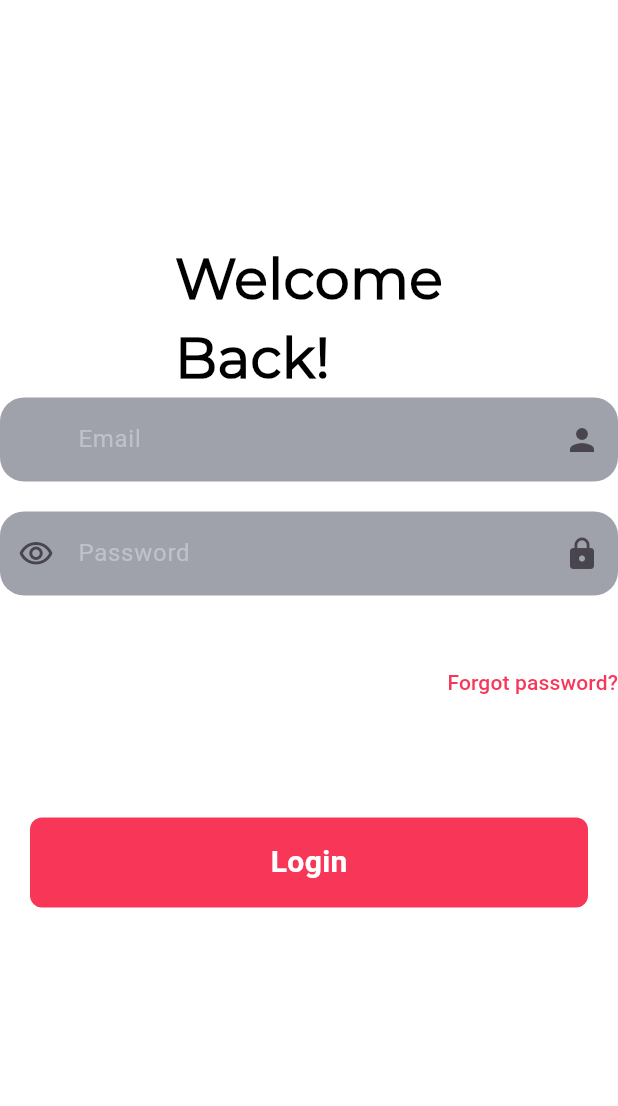
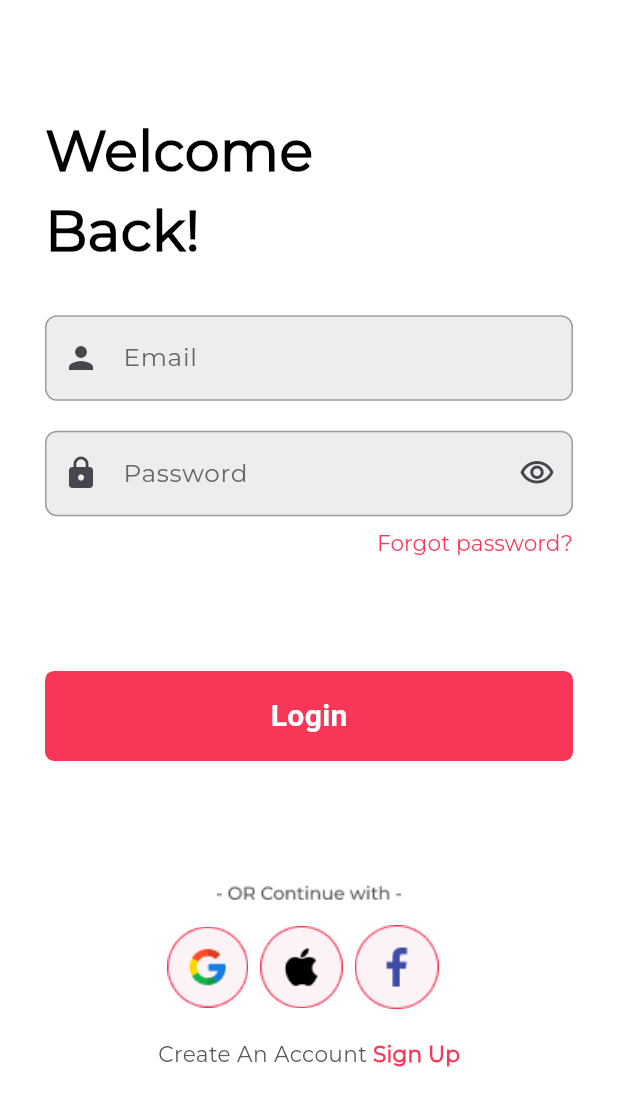
Before and after one commit to mariam280/stylish_e_commerce_UI, a Flutter app: the screen it shows after launch, after a tap on "Next", after a tap on "Skip", on a phone screen of 412 x 824 dp. Shown: the top 1106 px of the screen. Run offline on Flutter 3.47's test engine with Material 3 defaults, Android fonts, the phone set to English and light mode, and no system bars; our stand-ins replace expandable_page_view, go_router.

Commit message:
finish login screen ui

```diff
--- a/lib/core/constants/app_styles.dart
+++ b/lib/core/constants/app_styles.dart
@@ -51,7 +51,7 @@ abstract class AppStyles {
     return TextStyle(
       color: Color(0xff575757),
       fontSize: getResponsiveFontSize(context,
-          fontSize: 14), //(12,#676767,primaryColor)
+          fontSize: 14),     //(12,#676767,primaryColor)
       fontFamily: 'Montserrat',
       fontWeight: FontWeight.w400,
     );
--- a/lib/core/widgets/custom_button.dart
+++ b/lib/core/widgets/custom_button.dart
@@ -10,10 +10,10 @@ class CustomButon extends StatelessWidget {
     return GestureDetector(
       onTap: onTap,
       child: Container(
-        margin: const EdgeInsets.symmetric(horizontal: 20),
+       // margin: const EdgeInsets.symmetric(horizontal: 20),
         decoration: BoxDecoration(
           color: color,
-          borderRadius: BorderRadius.circular(8),
+          borderRadius: BorderRadius.circular(6),
         ),
         height: 60,
         child: Center(
--- a/lib/core/widgets/custom_text_button.dart
+++ b/lib/core/widgets/custom_text_button.dart
@@ -4,11 +4,11 @@ class CustomTextButton extends StatelessWidget {
   const CustomTextButton({
     super.key,
     required this.text,
-    required this.onPressed, this.color,
+    required this.onPressed, required this.textStyle,
   });
   final String text;
   final Function() onPressed;
-  final Color? color;
+  final TextStyle textStyle;
   @override
   Widget build(BuildContext context) {
     return TextButton(
@@ -21,7 +21,7 @@ class CustomTextButton extends StatelessWidget {
       onPressed: onPressed,
       child: Text(
         text,
-        style: TextStyle(fontSize: 14, color: color),
+        style: textStyle,
       ),
     );
   }
--- a/lib/core/widgets/custom_text_feild.dart
+++ b/lib/core/widgets/custom_text_feild.dart
@@ -1,5 +1,5 @@
 import 'package:flutter/material.dart';
-import 'package:stylish_e_commerce/core/themes/app_colors.dart';
+import 'package:stylish_e_commerce/core/constants/app_styles.dart';
 
 class CustomTextFormField extends StatelessWidget {
   const CustomTextFormField({
@@ -30,11 +30,11 @@ class CustomTextFormField extends StatelessWidget {
       obscureText: isObscure,
       decoration: InputDecoration(
         hintText: hint,
-        hintStyle: TextStyle(color: AppColors.secondaryColor, fontSize: 16),
+        hintStyle: AppStyles.stylesMedium16(context).copyWith(color: Color(0xff676767)),
         suffixIcon: Icon(suffixIcon),
         prefixIcon: Icon(prefixIcon),
         filled: true,
-        fillColor: Color.fromARGB(133, 70, 77, 94),
+        fillColor: Color(0xffEDEDED),
         border: border(),
         focusedBorder: border(),
         enabledBorder: border(),
@@ -44,8 +44,8 @@ class CustomTextFormField extends StatelessWidget {
 
   OutlineInputBorder border() {
     return OutlineInputBorder(
-      borderRadius: BorderRadius.circular(16),
-      borderSide: BorderSide.none,
+      borderRadius: BorderRadius.circular(8),
+      borderSide: BorderSide(color: Colors.grey,width: 1),
     );
   }
 }
--- /dev/null
+++ b/lib/modules/auth/presentation/widgets/another_way_auth_item.dart
@@ -0,0 +1,17 @@
+import 'package:flutter/material.dart';
+
+class AnotherWayAuthItem extends StatelessWidget {
+  const AnotherWayAuthItem({super.key, required this.image, this.onTap});
+  final String image;
+  final void Function()? onTap;
+  @override
+  Widget build(BuildContext context) {
+    return GestureDetector(
+      onTap: onTap,
+      child: Padding(
+        padding: const EdgeInsets.only(right: 8),
+        child: Image.asset(image,fit: BoxFit.contain,),
+      ),
+    );
+  }
+}
--- a/lib/modules/auth/presentation/widgets/auth_header.dart
+++ b/lib/modules/auth/presentation/widgets/auth_header.dart
@@ -6,6 +6,8 @@ class AuthHeader extends StatelessWidget {
   final String title;
   @override
   Widget build(BuildContext context) {
-    return  Text(title,style: AppStyles.styleBold36(context),);
+    return  Align(
+      alignment: Alignment.centerLeft,
+      child: Text(title,style: AppStyles.styleBold36(context),));
   }
 }
--- /dev/null
+++ b/lib/modules/auth/presentation/widgets/auth_screen_footer.dart
@@ -0,0 +1,30 @@
+import 'package:flutter/material.dart';
+import 'package:go_router/go_router.dart';
+import 'package:stylish_e_commerce/core/constants/app_styles.dart';
+import 'package:stylish_e_commerce/core/routing/app_routers.dart';
+import 'package:stylish_e_commerce/core/widgets/custom_text_button.dart';
+
+class AuthScreenFooter extends StatelessWidget {
+  const AuthScreenFooter({super.key, required this.text, required this.textButton});
+  final String text;
+  final String textButton;
+  @override
+  Widget build(BuildContext context) {
+    return Row(
+      mainAxisAlignment: MainAxisAlignment.center,
+      children: [
+        Text(
+          text,
+          style: AppStyles.stylesRegular14(context),
+        ),
+        CustomTextButton(
+          text: textButton,
+          textStyle: AppStyles.stylesemiBold14(context).copyWith(color: Color(0xffF83758)),
+          onPressed: () {
+            GoRouter.of(context).push(AppRouters.signUp);
+          },
+        ),
+      ],
+    );
+  }
+}
--- a/lib/modules/auth/presentation/widgets/login_form.dart
+++ b/lib/modules/auth/presentation/widgets/login_form.dart
@@ -1,5 +1,6 @@
 import 'package:flutter/material.dart';
 import 'package:go_router/go_router.dart';
+import 'package:stylish_e_commerce/core/constants/app_styles.dart';
 import 'package:stylish_e_commerce/core/helper/validation.dart';
 import 'package:stylish_e_commerce/core/routing/app_routers.dart';
 import 'package:stylish_e_commerce/core/themes/app_colors.dart';
@@ -31,7 +32,6 @@ class _LoginFormState extends State<LoginForm> {
     return Form(
       key: formKey,
       child: Column(
-        spacing: 20,
         children: [
           CustomTextFormField(
             validator: (p0) => Validations.validateEmail(
@@ -40,8 +40,9 @@ class _LoginFormState extends State<LoginForm> {
             ),
             controller: emailController,
             hint: 'Email',
-            suffixIcon: Icons.person,
+            prefixIcon: Icons.person,
           ),
+          CustomSize(h:20),
           CustomTextFormField(
             validator: (p0) => Validations.validatePassword(
               context,
@@ -49,8 +50,8 @@ class _LoginFormState extends State<LoginForm> {
             ),
             controller: passwordController,
             hint: 'Password',
-            suffixIcon: Icons.lock,
-            prefixIcon: Icons.visibility_outlined,
+            prefixIcon: Icons.lock,
+            suffixIcon: Icons.visibility_outlined,
           ),
           CustomSize(h: 8,),
           Align(
@@ -58,10 +59,10 @@ class _LoginFormState extends State<LoginForm> {
             child: CustomTextButton(
               text: 'Forgot password?',
               onPressed: () {},
-              color: AppColors.primaryColor,
+              textStyle: AppStyles.stylesRegular12(context).copyWith(color: Color(0xffF83758)),
             ),
           ),
-          CustomSize(h:40),
+          CustomSize(h:MediaQuery.sizeOf(context).height*0.09),
           CustomButon(
             text: 'Login',
             onTap: () {
@@ -71,7 +72,7 @@ class _LoginFormState extends State<LoginForm> {
             },
             color: AppColors.primaryColor,
           ),
-           CustomSize(h:40),
+           CustomSize(h:MediaQuery.sizeOf(context).height*0.1),
         ],
       ),
     );
--- a/lib/modules/auth/presentation/widgets/login_screen_body.dart
+++ b/lib/modules/auth/presentation/widgets/login_screen_body.dart
@@ -1,19 +1,35 @@
 import 'package:flutter/material.dart';
+import 'package:stylish_e_commerce/core/constants/app_images.dart';
+import 'package:stylish_e_commerce/core/widgets/size.dart';
 import 'package:stylish_e_commerce/modules/auth/presentation/widgets/auth_header.dart';
+import 'package:stylish_e_commerce/modules/auth/presentation/widgets/auth_screen_footer.dart';
 import 'package:stylish_e_commerce/modules/auth/presentation/widgets/login_form.dart';
+import 'package:stylish_e_commerce/modules/auth/presentation/widgets/other_way_auth.dart';
 
 class LoginScreenBody extends StatelessWidget {
   const LoginScreenBody({super.key});
 
   @override
   Widget build(BuildContext context) {
-    return const Column(
+    return Padding(
+       padding: const EdgeInsets.symmetric(horizontal: 30),
+      child: SingleChildScrollView(
+        child: Column(
           mainAxisAlignment: MainAxisAlignment.center,
           crossAxisAlignment: CrossAxisAlignment.center,
           children: [
+            CustomSize(h:MediaQuery.sizeOf(context).height*0.09),
             AuthHeader(title: 'Welcome\nBack!'),
+            CustomSize(h:30),
             LoginForm(),
+            Image.asset(Assets.imagesORContinueWith,fit: BoxFit.contain,),
+            CustomSize(h:16),
+            OtherWayAuth(),
+            CustomSize(h:20),
+            AuthScreenFooter(text: 'Create An Account', textButton: ' Sign Up',),
           ],
+        ),
+      ),
     );
   }
 }
--- /dev/null
+++ b/lib/modules/auth/presentation/widgets/other_way_auth.dart
@@ -0,0 +1,19 @@
+import 'package:flutter/material.dart';
+import 'package:stylish_e_commerce/core/constants/app_images.dart';
+import 'package:stylish_e_commerce/modules/auth/presentation/widgets/another_way_auth_item.dart';
+
+class OtherWayAuth extends StatelessWidget {
+  const OtherWayAuth({super.key});
+
+  @override
+  Widget build(BuildContext context) {
+    return Row(
+      mainAxisSize: MainAxisSize.min,
+      children: [
+        AnotherWayAuthItem(onTap: () {}, image: Assets.imagesGoogle),
+        AnotherWayAuthItem(onTap: () {}, image: Assets.imagesApple),
+        AnotherWayAuthItem(onTap: () {}, image: Assets.imagesFacebook),
+      ],
+    );
+  }
+}
```
Lines whose indentation alone changed are shown as unchanged.
